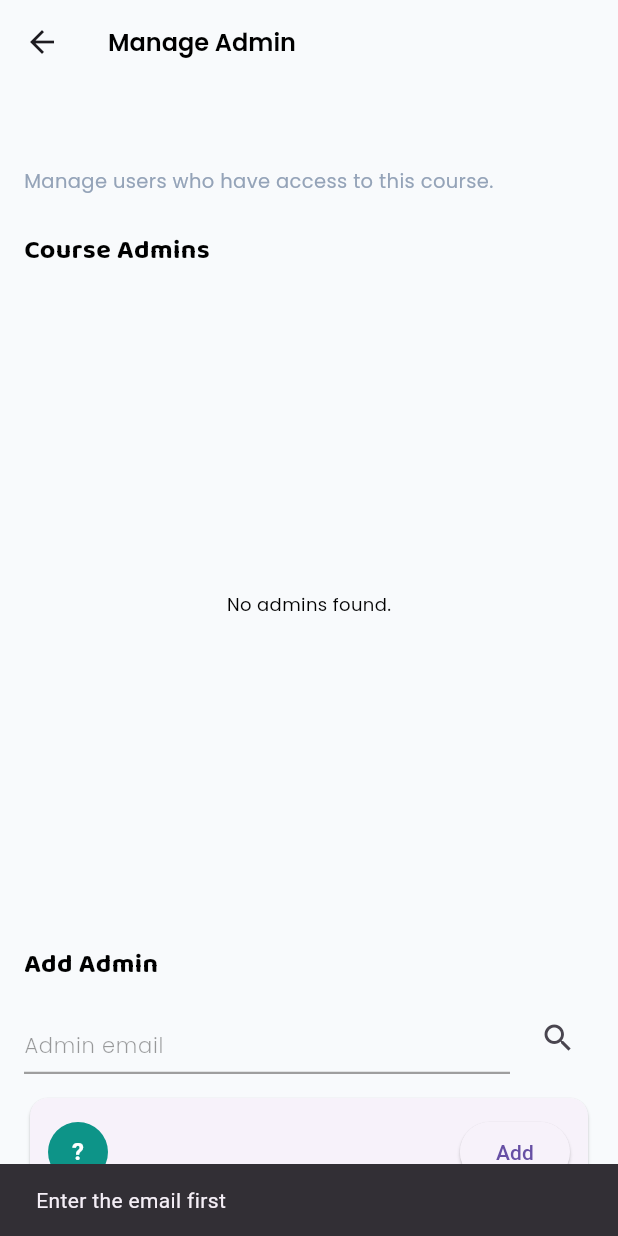
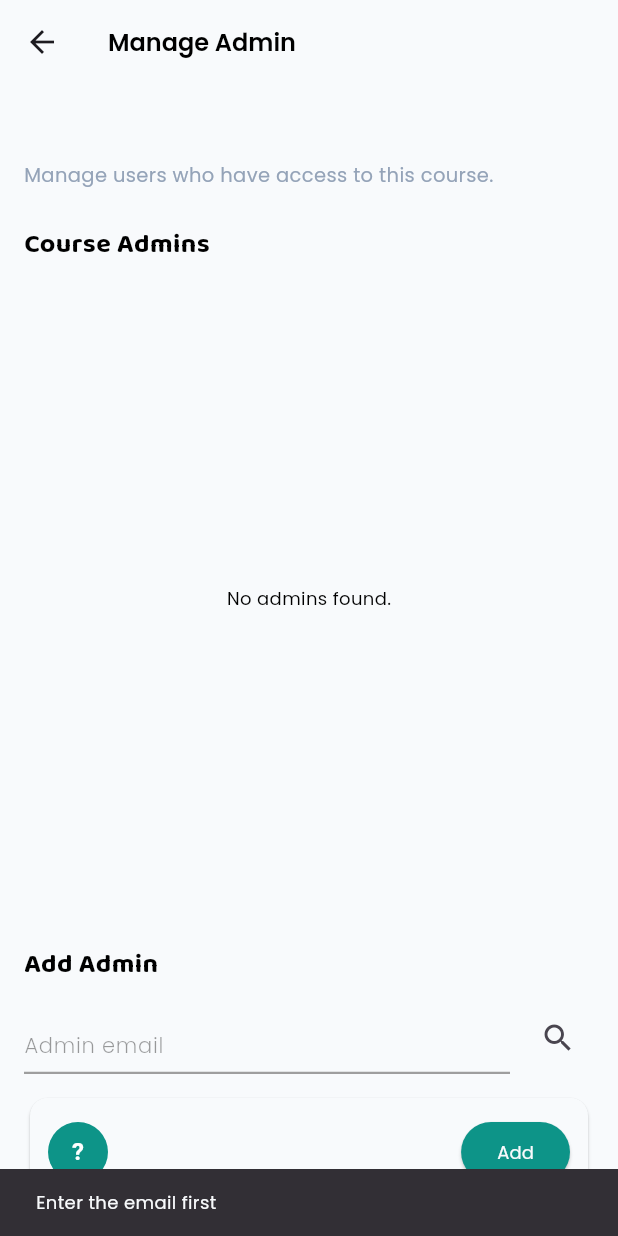
Before and after one commit to dysaproject-hub/LingoManage, a Flutter app: the ManageAdminPage screen opened directly with empty values, after a tap on the "search" icon, on a phone screen of 412 x 824 dp. Run offline on Flutter 3.47's test engine with Material 3 defaults, Android fonts, the phone set to English and light mode, and no system bars; our stand-ins replace cloud_firestore, firebase_auth, firebase_core, flutter_riverpod, google_fonts, image_picker and 2 more; accounts and stored records are empty.

```diff
--- a/lib/features/admin/presentation/screen/manage_admin_page.dart
+++ b/lib/features/admin/presentation/screen/manage_admin_page.dart
@@ -23,6 +23,7 @@ class ManageAdminPage extends ConsumerStatefulWidget {
 
 class _ManageAdminPageState extends ConsumerState<ManageAdminPage> {
   final _emailController = TextEditingController();
+  final _emailFocusNode = FocusNode();
 
   AppUser? _foundAdmin;
 
@@ -31,6 +32,7 @@ class _ManageAdminPageState extends ConsumerState<ManageAdminPage> {
   @override
   void dispose() {
     _emailController.dispose();
+    _emailFocusNode.dispose();
     super.dispose();
   }
 
@@ -48,14 +50,14 @@ class _ManageAdminPageState extends ConsumerState<ManageAdminPage> {
     if (email.isEmpty) {
       ScaffoldMessenger.of(
         context,
-      ).showSnackBar(const SnackBar(content: Text('Enter the email first')));
+      ).showSnackBar(SnackBar(content: textPoppins('Enter the email first', color: AppColors.lightText)));
 
       return;
     }
 
     if (!isCurrentUserOwner) {
       ScaffoldMessenger.of(context).showSnackBar(
-        const SnackBar(content: Text('Just owner who can add the admin')),
+        SnackBar(content: textPoppins('Just owner who can add the admin', color: AppColors.lightText)),
       );
 
       return;
@@ -80,7 +82,7 @@ class _ManageAdminPageState extends ConsumerState<ManageAdminPage> {
     if (admin == null) {
       ScaffoldMessenger.of(
         context,
-      ).showSnackBar(const SnackBar(content: Text('Admin not found.')));
+      ).showSnackBar(SnackBar(content: textPoppins('Admin not found.', color: AppColors.lightText)));
 
       return;
     }
@@ -91,7 +93,7 @@ class _ManageAdminPageState extends ConsumerState<ManageAdminPage> {
       });
 
       ScaffoldMessenger.of(context).showSnackBar(
-        const SnackBar(content: Text('You already be an owner in this course')),
+        SnackBar(content: textPoppins('You already be an owner in this course', color: AppColors.lightText)),
       );
 
       return;
@@ -102,14 +104,6 @@ class _ManageAdminPageState extends ConsumerState<ManageAdminPage> {
     final admin = _foundAdmin;
 
     if (admin == null) return;
-
-    if (!isCurrentUserOwner) {
-      ScaffoldMessenger.of(context).showSnackBar(
-        const SnackBar(content: Text('Just owner who can add the admin')),
-      );
-
-      return;
-    }
 
     await ref
         .read(adminCourseControllerProvider.notifier)
@@ -122,14 +116,12 @@ class _ManageAdminPageState extends ConsumerState<ManageAdminPage> {
     if (state.hasError) {
       ScaffoldMessenger.of(
         context,
-      ).showSnackBar(SnackBar(content: Text(state.error.toString())));
+      ).showSnackBar(SnackBar(content: textPoppins(state.error.toString(), color: AppColors.lightText)));
 
       return;
     }
 
-    ScaffoldMessenger.of(context).showSnackBar(
-      const SnackBar(content: Text('Admin added in this course successfully')),
-    );
+    _emailFocusNode.unfocus();
 
     setState(() {
       _foundAdmin = null;
@@ -137,6 +129,10 @@ class _ManageAdminPageState extends ConsumerState<ManageAdminPage> {
     });
 
     ref.invalidate(courseAdminsProvider(widget.courseModel.id));
+
+    ScaffoldMessenger.of(context).showSnackBar(
+      SnackBar(content: textPoppins('Admin added in this course successfully', color: AppColors.lightText)),
+    );
   }
 
   Future<void> _deleteAdmin(AppUser admin) async {
@@ -154,13 +150,13 @@ class _ManageAdminPageState extends ConsumerState<ManageAdminPage> {
     if (state.hasError) {
       ScaffoldMessenger.of(
         context,
-      ).showSnackBar(SnackBar(content: Text(state.error.toString())));
+      ).showSnackBar(SnackBar(content: textPoppins(state.error.toString(), color: AppColors.lightText)));
 
       return;
     }
 
     ScaffoldMessenger.of(context).showSnackBar(
-      SnackBar(content: Text('${admin.fullname} removed from this course')),
+      SnackBar(content: textPoppins('${admin.fullname} removed from this course', color: AppColors.lightText)),
     );
 
     ref.invalidate(courseAdminsProvider(widget.courseModel.id));
@@ -170,7 +166,7 @@ class _ManageAdminPageState extends ConsumerState<ManageAdminPage> {
     required AppUser admin,
     required bool isCurrentUser,
     required bool isOwner,
-    required BuildContext context
+    required BuildContext context,
   }) {
     return AdminCardWidget(
       admin: admin,
@@ -216,8 +212,6 @@ class _ManageAdminPageState extends ConsumerState<ManageAdminPage> {
               fontWeight: FontWeight.w800,
             ),
 
-            const SizedBox(height: 4),
-
             textPoppins(
               'Manage users who have access to this course.',
               fontSize: 13,
@@ -232,7 +226,7 @@ class _ManageAdminPageState extends ConsumerState<ManageAdminPage> {
               fontWeight: FontWeight.w700,
             ),
 
-            const SizedBox(height: 12),
+            const SizedBox(height: 8),
 
             Expanded(
               child: adminsAsync.when(
@@ -279,7 +273,7 @@ class _ManageAdminPageState extends ConsumerState<ManageAdminPage> {
                           isOwner:
                               currentUserAdmins.first.uid ==
                               widget.courseModel.ownerId,
-                          context: context
+                          context: context,
                         ),
                       ],
 
@@ -307,7 +301,7 @@ class _ManageAdminPageState extends ConsumerState<ManageAdminPage> {
                               admin: admin,
                               isCurrentUser: false,
                               isOwner: isOwner,
-                              context: context
+                              context: context,
                             ),
                           );
                         }),
@@ -335,6 +329,7 @@ class _ManageAdminPageState extends ConsumerState<ManageAdminPage> {
                     child: textFieldWidget(
                       labelText: 'Admin email',
                       controller: _emailController,
+                      focusNode: _emailFocusNode,
                       keyboardType: TextInputType.emailAddress,
                     ),
                   ),
--- a/lib/features/admin/presentation/widget/admin_search_result_widget.dart
+++ b/lib/features/admin/presentation/widget/admin_search_result_widget.dart
@@ -1,6 +1,7 @@
 import 'package:flutter/material.dart';
 import 'package:lingo_manage/core/constants/app_colors.dart';
 import 'package:lingo_manage/core/models/app_users.dart';
+import 'package:lingo_manage/shared/widgets/loading_widget.dart';
 import 'package:lingo_manage/shared/widgets/text_widget.dart';
 
 class AdminSearchResult
@@ -19,6 +20,7 @@ class AdminSearchResult
   @override
   Widget build(BuildContext context) {
     return Card(
+      color: AppColors.lightText,
       child: Padding(
         padding: const EdgeInsets.all(12),
         child: Row(
@@ -70,20 +72,15 @@ class AdminSearchResult
             const SizedBox(width: 8),
 
             ElevatedButton(
+              style: ElevatedButton.styleFrom(backgroundColor: AppColors.primary),
               onPressed:
                   isLoading ? null : onAdd,
 
               child: isLoading
-                  ? const SizedBox(
-                      width: 18,
-                      height: 18,
-                      child:
-                          CircularProgressIndicator(
-                        strokeWidth: 2,
-                      ),
-                    )
-                  : const Text(
+                  ? LoadingWidget()
+                  : textPoppins(
                       'Add',
+                      color: AppColors.lightText,
                     ),
             ),
           ],
--- a/lib/shared/widgets/text_field_widget.dart
+++ b/lib/shared/widgets/text_field_widget.dart
@@ -10,6 +10,7 @@ Widget textFieldWidget({
   int? maxLines,
   bool obscureText = false,
   Widget? suffixIcon,
+  FocusNode? focusNode,
   final String? Function(String?)? validator,
   String errorText = "field ini harus diisi!",
   bool alert = false,
@@ -23,6 +24,7 @@ Widget textFieldWidget({
         keyboardType: keyboardType,
         controller: controller,
         autofocus: true,
+        focusNode: focusNode,
         maxLength: maxLength,
         validator: validator,
         minLines: 1,
@@ -62,6 +64,7 @@ Widget textFieldWidget({
         maxLength: maxLength,
         minLines: 1,
         maxLines: maxLines,
+        focusNode: focusNode,
         controller: controller,
         validator: validator,
         textAlignVertical: TextAlignVertical.center,
--- a/lib/shared/widgets/text_widget.dart
+++ b/lib/shared/widgets/text_widget.dart
@@ -27,10 +27,14 @@ Widget textPoppins(
   double fontSize = 12,
   FontWeight fontWeight = FontWeight.w400,
   TextDecoration textDecoration = TextDecoration.none,
+  int? maxLines,
+  TextOverflow? textOverflow,
 }) {
   return Text(
     text,
     textAlign: textAlign,
+    maxLines: maxLines,
+    overflow: textOverflow,
     style: GoogleFonts.poppins(
       decoration: textDecoration,
       fontSize: fontSize,
```
Also changed, not shown: lib/features/admin/data/datasources/admin_course_datasources.dart (+16 -3 lines), lib/features/admin/presentation/widget/admin_card_widget.dart (+6 -6 lines), lib/features/course/data/datasources/course_datasources.dart (+18 -7 lines).
